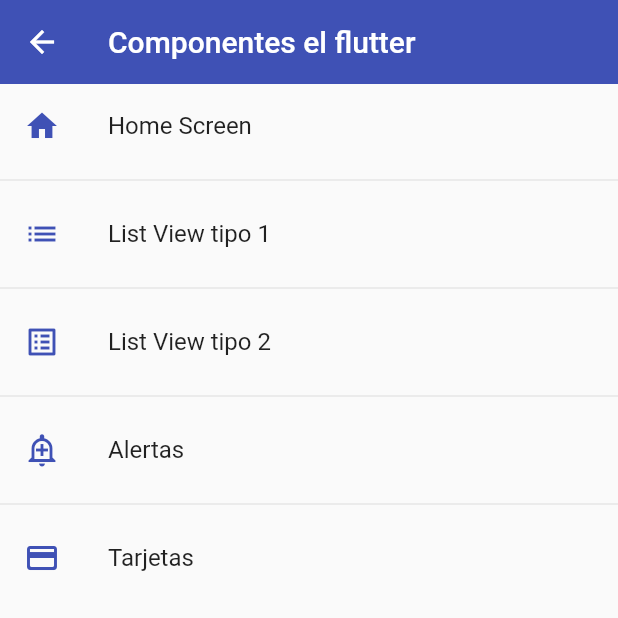
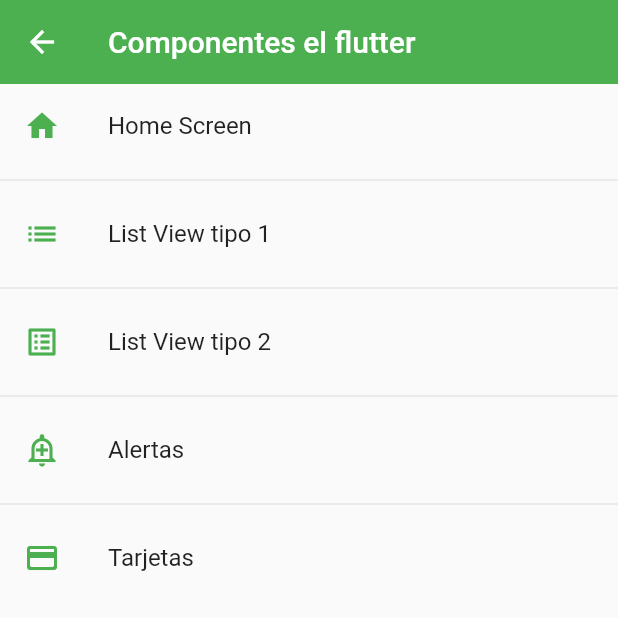
Before and after one commit to agupalavecino97/flutter_components, a Flutter app: the screen it shows after launch, on a phone screen of 412 x 824 dp, the top half of it. Run offline on Flutter 3.47's test engine with Material 2 defaults, Android fonts, the light colour scheme and no system bars.

Commit message:
agregar un tema personalizado

```diff
--- a/lib/main.dart
+++ b/lib/main.dart
@@ -1,5 +1,6 @@
 import 'package:flutter/material.dart';
 import 'package:flutter_components/router/app_router.dart';
+import 'package:flutter_components/themes/app_theme.dart';
 
 void main() => runApp(const MyApp());
 
@@ -9,11 +10,11 @@ class MyApp extends StatelessWidget {
   @override
   Widget build(BuildContext context) {
     return MaterialApp(
-      debugShowCheckedModeBanner: false,
-      title: 'Material App',
-      initialRoute: AppRoutes.initialRouter,
-      routes: AppRoutes.getAppRoutes(),
-      onGenerateRoute: AppRoutes.onGenerateRoute,
-    );
+        debugShowCheckedModeBanner: false,
+        title: 'Material App',
+        initialRoute: AppRoutes.initialRouter,
+        routes: AppRoutes.getAppRoutes(),
+        onGenerateRoute: AppRoutes.onGenerateRoute,
+        theme: AppTheme.lightTheme);
   }
 }
--- a/lib/screens/home_screen.dart
+++ b/lib/screens/home_screen.dart
@@ -1,5 +1,7 @@
 import 'package:flutter/material.dart';
 import 'package:flutter_components/router/app_router.dart';
+
+import '../themes/app_theme.dart';
 // import 'package:flutter_components/screens/screens.dart';
 
 class HomeScreen extends StatelessWidget {
@@ -9,17 +11,13 @@ class HomeScreen extends StatelessWidget {
   Widget build(BuildContext context) {
     final menuOptions = AppRoutes.menuOptions;
     return Scaffold(
-        appBar: AppBar(
-          title: const Text('Componentes el flutter'),
-          elevation: 0,
-          backgroundColor: Colors.indigo,
-        ),
+        appBar: AppBar(title: const Text('Componentes el flutter')),
         body: ListView.separated(
             itemBuilder: ((context, index) => ListTile(
                   title: Text(menuOptions[index].name),
                   leading: Icon(
                     menuOptions[index].icon,
-                    color: Colors.indigo,
+                    color: AppTheme.primary,
                   ),
                   onTap: () {
                     // final route = MaterialPageRoute(
--- /dev/null
+++ b/lib/themes/app_theme.dart
@@ -0,0 +1,9 @@
+import 'package:flutter/material.dart';
+
+class AppTheme {
+  static const Color primary = Colors.green;
+
+  static final ThemeData lightTheme = ThemeData.light().copyWith(
+      primaryColor: primary,
+      appBarTheme: const AppBarTheme(color: primary, elevation: 0));
+}
```
Also changed, not shown: lib/screens/listview2_screen.dart (+4 -6 lines).
